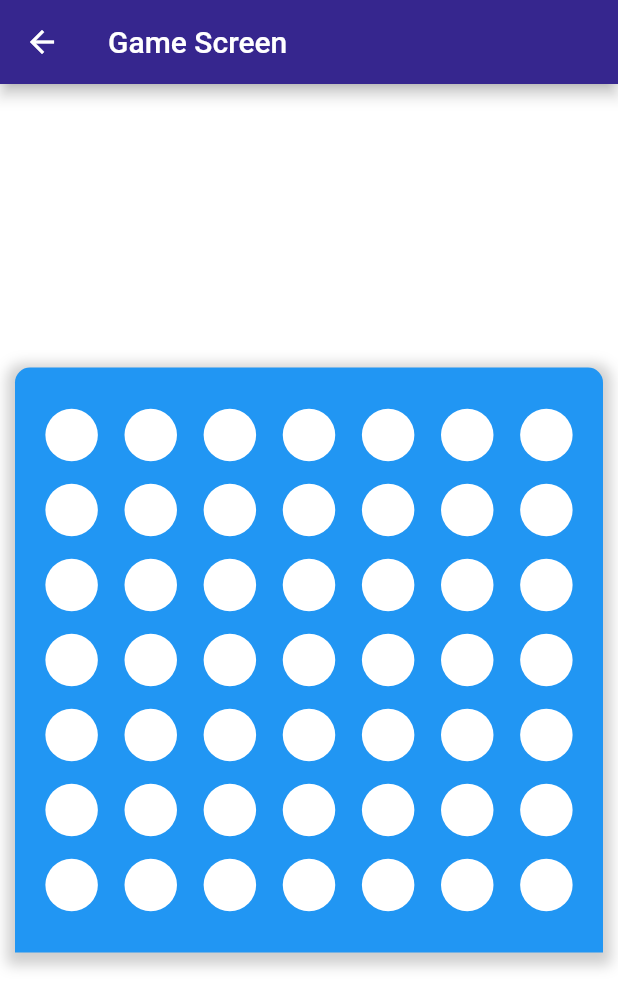
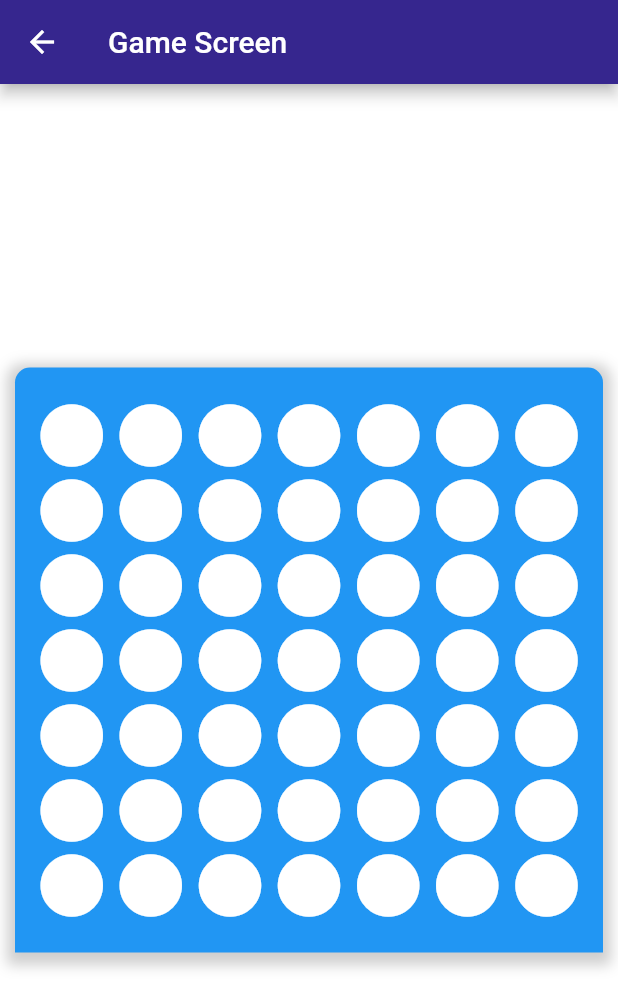
Before and after one commit to Connect-Four-Project/Connect-Four, a Flutter app: the GameScreen screen opened directly, on a phone screen of 412 x 824 dp. Shown: the top 1008 px of the screen. Run offline on Flutter 3.47's test engine with Material 2 defaults, Android fonts, the phone set to English and light mode, and no system bars.

Commit message:
Cell widget refactor

```diff
--- a/App/connect_four/lib/Screens/GameScreen/Cell.dart
+++ b/App/connect_four/lib/Screens/GameScreen/Cell.dart
@@ -1,37 +1,25 @@
 import 'package:flutter/material.dart';
 
-enum cellMode {
+enum CellMode {
   EMPTY,
   YELLOW,
   RED,
 }
 
 class Cell extends StatelessWidget {
-  final currentCellMode;
+  final CellMode currentCellMode;
 
-
-  Cell({Key key, @required this.currentCellMode})
-      : super(key: key);
-
+  Cell({Key key, @required this.currentCellMode}) : super(key: key);
 
   Color setColor() {
     switch (this.currentCellMode) {
-      case cellMode.YELLOW:
+      case CellMode.YELLOW:
         return Colors.yellow;
-      case cellMode.RED:
+      case CellMode.RED:
         return Colors.red;
       default:
         return Colors.white;
     }
-  }
-
-  Container buildCoin() {
-    return Container(
-      height: 35,
-      width: 35,
-      decoration: BoxDecoration(
-          borderRadius: BorderRadius.circular(32), color: setColor()),
-    );
   }
 
   @override
@@ -42,9 +30,12 @@ class Cell extends StatelessWidget {
           height: 50,
           width: 50,
           color: Colors.blue,
+          child: Icon(
+            Icons.circle,
+            color: setColor(),
+            size: 50,
+          ),
         ),
-        Positioned.fill(
-            child: Align(alignment: Alignment.center, child: buildCoin()))
       ],
     );
   }
--- a/App/connect_four/lib/Screens/GameScreen/column.dart
+++ b/App/connect_four/lib/Screens/GameScreen/column.dart
@@ -33,8 +33,8 @@ class _BoardColumnState extends State<BoardColumn> {
     for (int i = 0; i < 7; ++i) {
       cells.add(new Cell(
         currentCellMode: ((isEmpty[colNumber][i] == -1)
-            ? cellMode.EMPTY
-            : (isEmpty[colNumber][i] == 1 ? cellMode.RED : cellMode.YELLOW)),
+            ? CellMode.EMPTY
+            : (isEmpty[colNumber][i] == 1 ? CellMode.RED : CellMode.YELLOW)),
       ));
     }
     return cells;
```
